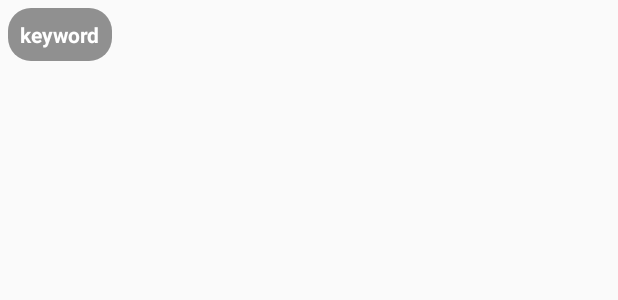
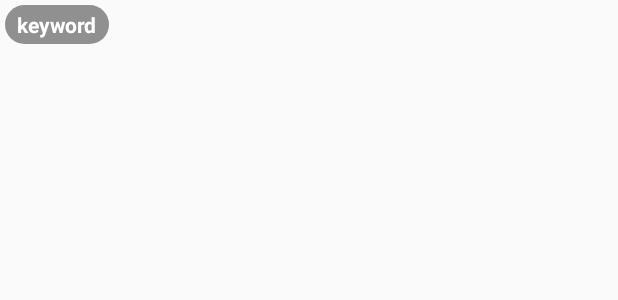
Before and after one commit to Hoonhooney/Cafejabi, an Android app: the layout item_keyword.xml on its own in the app's theme, with its tools: preview values and no code run, on a phone screen of 412 x 824 dp. Shown: the top 300 px of the screen. Run offline under Robolectric (Android 15) with nearby library versions, the phone set to English and light mode, and no system bars.

Commit message:
KeywordView xml(디자인) 수정

```diff
--- a/app/src/main/res/layout/item_keyword.xml
+++ b/app/src/main/res/layout/item_keyword.xml
@@ -4,8 +4,11 @@
     android:orientation="vertical" android:layout_width="wrap_content"
     android:layout_height="wrap_content"
     android:background="@drawable/keyword_default"
-    android:layout_margin="5dp"
-    android:padding="8dp">
+    android:layout_margin="3dp"
+    android:paddingStart="8dp"
+    android:paddingEnd="8dp"
+    android:paddingTop="3dp"
+    android:paddingBottom="3dp">
 
     <TextView
         android:id="@+id/textView_item_keyword"
```
